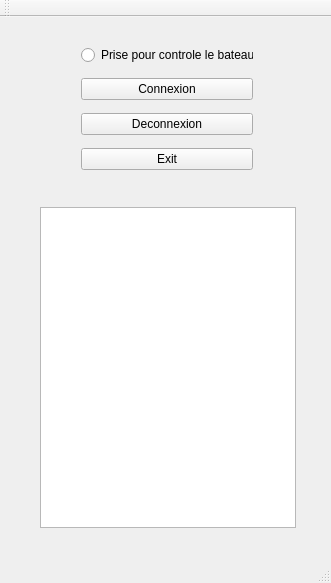
etiennelndr/ihm_voilierautonome, file ihm/mainwindow.ui: the form before one commit.
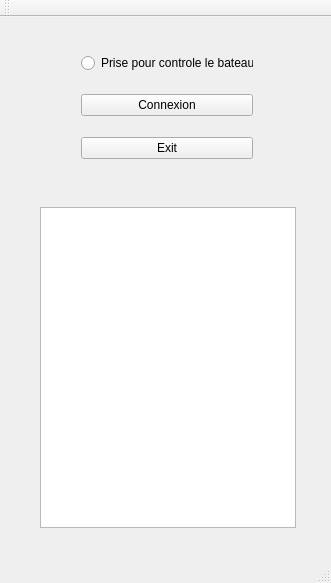
The form after the commit.

```diff
--- a/ihm/mainwindow.ui
+++ b/ihm/mainwindow.ui
@@ -38,13 +38,6 @@
        </property>
       </widget>
      </item>
-     <item>
-      <widget class="QPushButton" name="BtnDeconx">
-       <property name="text">
-        <string>Deconnexion</string>
-       </property>
-      </widget>
-     </item>
      <item>
       <widget class="QPushButton" name="Btn_Exit">
        <property name="text">
```
Left out of the diff: 2 changed lines with no effect on the pictures.
